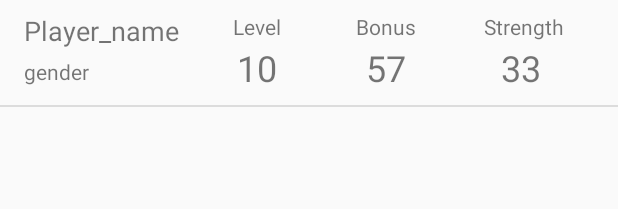
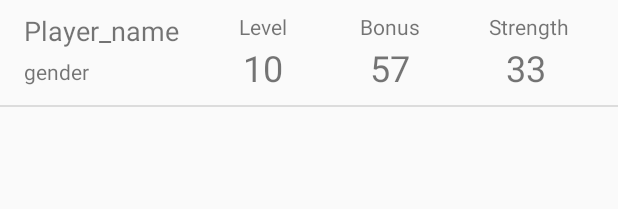
Before and after one commit to koger23/LevelCounterApp, an Android app: the layout ingame_listitem.xml on its own in the app's theme, with its tools: preview values and no code run, on a phone screen of 412 x 824 dp. Shown: the top 209 px of the screen. Run offline under Robolectric (Android 15) with nearby library versions, the phone set to English and light mode, and no system bars; network calls fail.

Commit message:
fix(ingame_listitem): fix constraints

```diff
--- a/app/src/main/res/layout/ingame_listitem.xml
+++ b/app/src/main/res/layout/ingame_listitem.xml
@@ -30,9 +30,10 @@
             android:textSize="24sp"
             app:layout_constraintBottom_toBottomOf="parent"
             app:layout_constraintEnd_toEndOf="parent"
-            app:layout_constraintHorizontal_bias="0.146"
-            app:layout_constraintStart_toEndOf="@+id/tvPlayerName"
-            app:layout_constraintTop_toBottomOf="@+id/tvLevel" />
+            app:layout_constraintHorizontal_bias="0.421"
+            app:layout_constraintStart_toStartOf="parent"
+            app:layout_constraintTop_toBottomOf="@+id/tvLevel"
+            app:layout_constraintVertical_bias="0.666" />
 
         <TextView
             android:id="@+id/tvBonusValue"
@@ -43,9 +44,10 @@
             android:textSize="24sp"
             app:layout_constraintBottom_toBottomOf="parent"
             app:layout_constraintEnd_toEndOf="parent"
-            app:layout_constraintHorizontal_bias="0.296"
-            app:layout_constraintStart_toEndOf="@+id/tvLevelValue"
-            app:layout_constraintTop_toBottomOf="@+id/tvBonus" />
+            app:layout_constraintHorizontal_bias="0.64"
+            app:layout_constraintStart_toStartOf="parent"
+            app:layout_constraintTop_toBottomOf="@+id/tvBonus"
+            app:layout_constraintVertical_bias="0.666" />
 
         <TextView
             android:id="@+id/tvStrengthValue"
@@ -56,8 +58,8 @@
             android:textSize="24sp"
             app:layout_constraintBottom_toBottomOf="parent"
             app:layout_constraintEnd_toEndOf="parent"
-            app:layout_constraintHorizontal_bias="0.552"
-            app:layout_constraintStart_toEndOf="@+id/tvBonusValue"
+            app:layout_constraintHorizontal_bias="0.875"
+            app:layout_constraintStart_toStartOf="parent"
             app:layout_constraintTop_toBottomOf="@+id/tvStrength"
             app:layout_constraintVertical_bias="0.666" />
 
```
